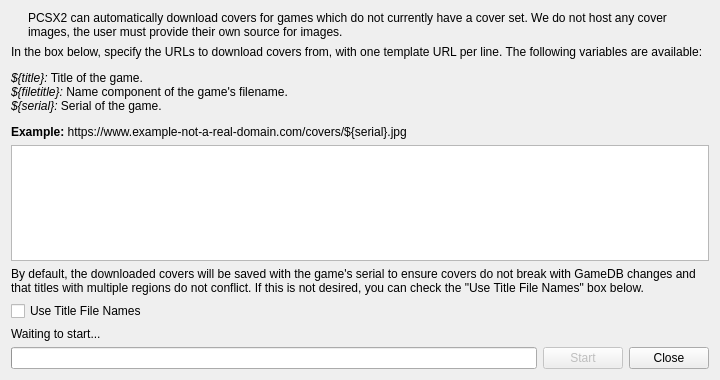
This is pcsx2-qt/CoverDownloadDialog.ui in PenguinVRLab/PenguinScreen2 as Qt 5 draws it before an edit. The edited form follows.
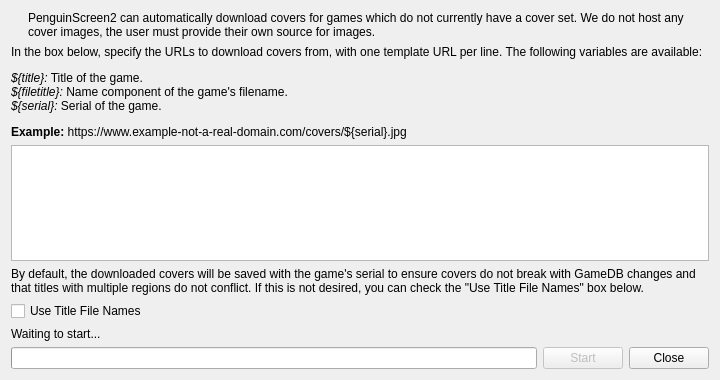
This is the edited form. Icons and pictures are not drawn.

Commit message:
PenguinScreen2 1.0-rc2
The 1.0-rc2 source, in one commit on top of the two import layers below it
(the PCSX2 fork base and the vendored Khronos OpenXR SDK), so that the diff
against them shows what PenguinScreen2 changes in upstream PCSX2.
The release is tag v1.0-rc2.

Patch:
```diff
--- a/pcsx2-qt/CoverDownloadDialog.ui
+++ b/pcsx2-qt/CoverDownloadDialog.ui
@@ -35,7 +35,7 @@
      <item>
       <widget class="QLabel" name="label">
        <property name="text">
-        <string>PCSX2 can automatically download covers for games which do not currently have a cover set. We do not host any cover images, the user must provide their own source for images.</string>
+        <string>PenguinScreen2 can automatically download covers for games which do not currently have a cover set. We do not host any cover images, the user must provide their own source for images.</string>
        </property>
        <property name="wordWrap">
         <bool>true</bool>
```
The commit also changes 1123 other files.
